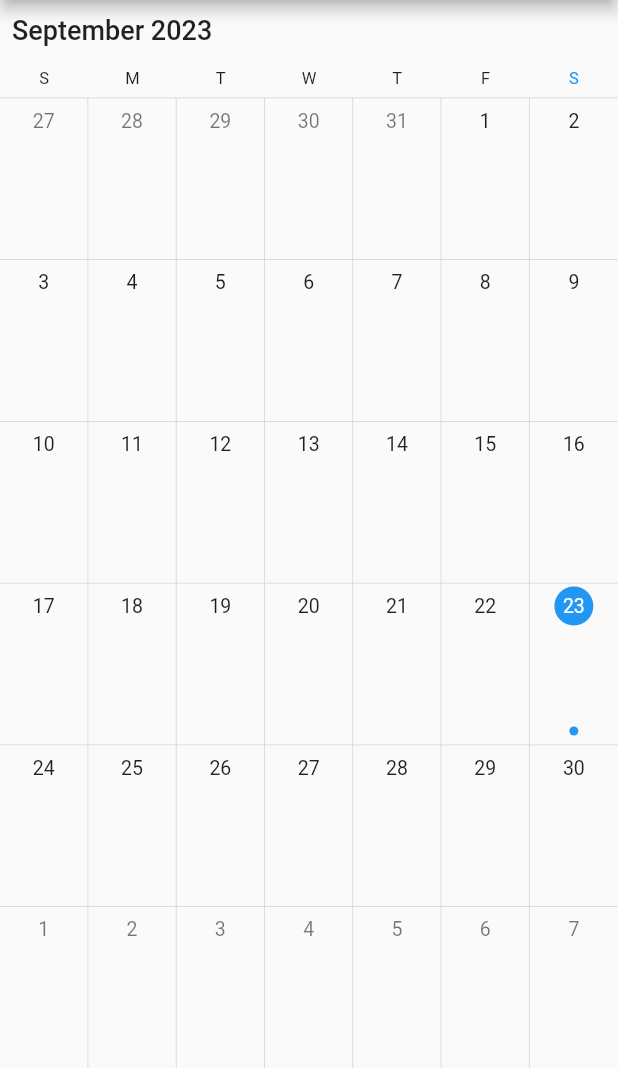
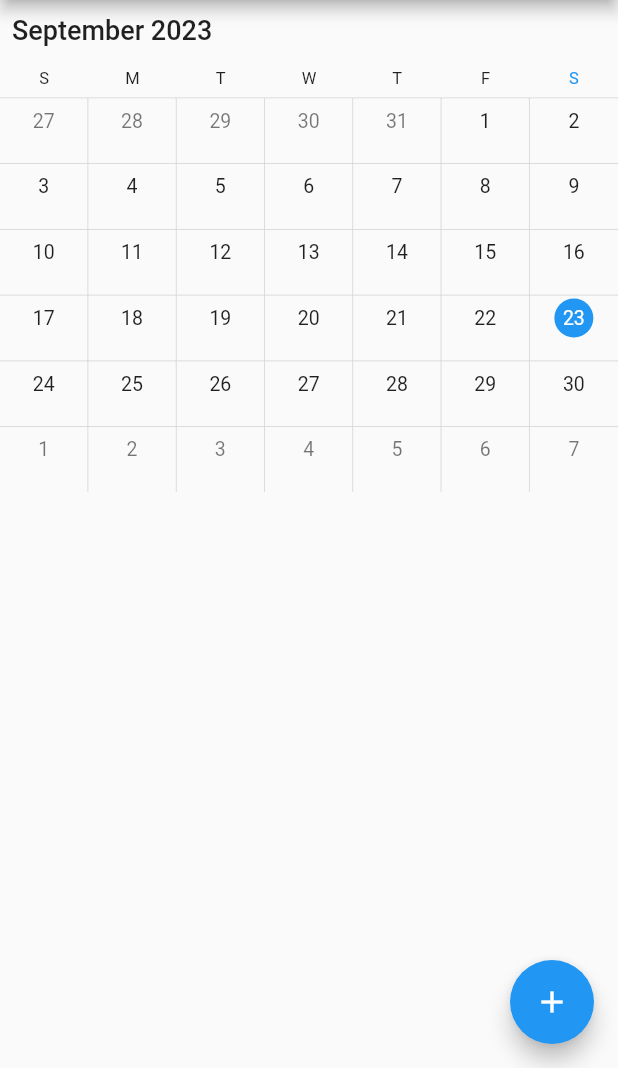
Before and after one commit to JonathanDiz/note_app, a Flutter app: the screen it shows after launch, on a phone screen of 412 x 824 dp, the part 168-1236 px from its top. Run offline on Flutter 3.47's test engine with Material 2 defaults, Android fonts, the phone set to English and light mode, and no system bars; drawn by our look-alikes of syncfusion_flutter_calendar.

Commit message:
Estado agrega notas

```diff
--- a/lib/screens/calendar_screen.dart
+++ b/lib/screens/calendar_screen.dart
@@ -2,18 +2,19 @@ import 'package:flutter/material.dart';
 import 'package:note_app/providers/note_provider.dart';
 import 'package:note_app/models/note_model.dart';
 import 'package:note_app/widgets/calendar_widget.dart';
+import 'package:note_app/widgets/NotesList.dart';
 
 void main() {
   runApp(const MyApp());
 }
 
 class MyApp extends StatelessWidget {
-  const MyApp({super.key});
+  const MyApp({Key? key}) : super(key: key);
 
   @override
   Widget build(BuildContext context) {
     return MaterialApp(
-      title: 'Calendar App',
+      title: 'Note App',
       theme: ThemeData(
         primarySwatch: Colors.blue,
       ),
@@ -30,7 +31,10 @@ class CalendarScreen extends StatefulWidget {
 }
 
 class _CalendarScreenState extends State<CalendarScreen> {
-  late Future<List<Note>> _notesFuture;
+  late Future<List<Note>?> _notesFuture;
+  TextEditingController titleController = TextEditingController(); // Controlador para el título de la nota
+  TextEditingController contentController = TextEditingController(); // Controlador para el contenido de la nota
+  List<Note> savedNotes = []; // Lista para almacenar las notas guardadas
 
   @override
   void initState() {
@@ -38,17 +42,65 @@ class _CalendarScreenState extends State<CalendarScreen> {
     _notesFuture = _fetchNotes();
   }
 
-  Future<List<Note>> _fetchNotes() async {
+  Future<List<Note>?> _fetchNotes() async {
     try {
       return NoteProvider().getNotes();
     } catch (error) {
-      // Manejo de errores: muestra un mensaje emergente (SnackBar) en caso de error.
       ScaffoldMessenger.of(context).showSnackBar(SnackBar(
         content: Text('Error al cargar las notas: $error'),
         duration: const Duration(seconds: 5),
       ));
-      return <Note>[];
+      return null; // Devolver null en caso de error
     }
+  }
+
+  void _saveNote() {
+    // Obtiene el título y el contenido de los controladores
+    final String title = titleController.text;
+    final String content = contentController.text;
+
+    if (title.isNotEmpty && content.isNotEmpty) {
+      // Crea una nueva nota y agrégala a la lista de notas guardadas
+      final note = Note(
+        title: title,
+        date: DateTime.now(),
+        content: content,
+      );
+      setState(() {
+        savedNotes.add(note);
+      });
+
+      // Limpia los controladores
+      titleController.clear();
+      contentController.clear();
+    }
+  }
+
+  Widget _buildBody() {
+    return FutureBuilder<List<Note>?>(
+      future: _notesFuture,
+      builder: (context, snapshot) {
+        if (snapshot.connectionState == ConnectionState.waiting) {
+          return const Center(child: CircularProgressIndicator());
+        } else if (snapshot.hasError || snapshot.data == null || snapshot.data!.isEmpty) {
+          return const Center(
+            child: Text('No se pueden cargar las notas en este momento. Inténtelo de nuevo más tarde.'),
+          );
+        } else {
+          final notes = snapshot.data!;
+          return Column(
+            children: [
+              Expanded(
+                child: CalendarWidget(notes: notes),
+              ),
+              Expanded(
+                child: NotesList(notes: savedNotes), // Usar savedNotes para mostrar las notas guardadas
+              ),
+            ],
+          );
+        }
+      },
+    );
   }
 
   @override
@@ -57,20 +109,49 @@ class _CalendarScreenState extends State<CalendarScreen> {
       appBar: AppBar(
         title: const Text('Notes Calendar'),
       ),
-      body: FutureBuilder<List<Note>>(
-        future: _notesFuture,
-        builder: (context, snapshot) {
-          if (snapshot.connectionState == ConnectionState.waiting) {
-            return const Center(child: CircularProgressIndicator());
-          } else if (snapshot.hasError || !snapshot.hasData || snapshot.data!.isEmpty) {
-            return const Center(
-              child: Text('No se pueden cargar las notas en este momento. Inténtelo de nuevo más tarde.'),
-            );
-          } else {
-            final notes = snapshot.data;
-            return CalendarWidget(notes: notes);
-          }
+      body: _buildBody(),
+      floatingActionButton: FloatingActionButton(
+        onPressed: () {
+          // Muestra un diálogo para agregar una nota
+          showDialog(
+            context: context,
+            builder: (context) {
+              return AlertDialog(
+                title: const Text('Agregar una nota'),
+                content: Column(
+                  mainAxisSize: MainAxisSize.min,
+                  children: <Widget>[
+                    TextField(
+                      controller: titleController,
+                      decoration: const InputDecoration(labelText: 'Título de la nota'),
+                    ),
+                    TextField(
+                      controller: contentController,
+                      decoration: const InputDecoration(labelText: 'Contenido de la nota'),
+                    ),
+                  ],
+                ),
+                actions: <Widget>[
+                  TextButton(
+                    onPressed: () {
+                      Navigator.of(context).pop(); // Cierra el diálogo
+                    },
+                    child: const Text('Cancelar'),
+                  ),
+                  ElevatedButton(
+                    onPressed: () {
+                      // Guardar la nota
+                      _saveNote();
+                      Navigator.of(context).pop(); // Cierra el diálogo
+                    },
+                    child: const Text('Guardar'),
+                  ),
+                ],
+              );
+            },
+          );
         },
+        child: const Icon(Icons.add),
       ),
     );
   }
--- /dev/null
+++ b/lib/widgets/NotesList.dart
@@ -0,0 +1,26 @@
+import 'package:flutter/material.dart';
+import 'package:note_app/models/note_model.dart';
+
+class NotesList extends StatelessWidget {
+  final List<Note> notes;
+
+  const NotesList({Key? key, required this.notes}) : super(key: key);
+
+  @override
+  Widget build(BuildContext context) {
+    return ListView.builder(
+      itemCount: notes.length,
+      itemBuilder: (context, index) {
+        final note = notes[index];
+        return Card(
+          margin: const EdgeInsets.all(8.0),
+          child: ListTile(
+            title: Text(note.title),
+            subtitle: Text(note.title),
+            trailing: Text(note.date.toString()), // Puedes formatear la fecha según tus poreferencias
+          ),
+        );
+      },
+    );
+  }
+}
--- a/lib/widgets/calendar_widget.dart
+++ b/lib/widgets/calendar_widget.dart
@@ -7,7 +7,7 @@ void main() {
 }
 
 class MyApp extends StatelessWidget {
-  const MyApp({super.key});
+  const MyApp({Key? key});
 
   @override
   Widget build(BuildContext context) {
@@ -16,47 +16,59 @@ class MyApp extends StatelessWidget {
       theme: ThemeData(
         primarySwatch: Colors.blue,
       ),
-      home: const CalendarWidget(notes: []),
+      home: const CalendarWidget(),
     );
   }
 }
 
-class CalendarWidget extends StatelessWidget {
+class CalendarWidget extends StatefulWidget {
   final List<Note>? notes;
 
-  const CalendarWidget({Key? key, required this.notes}) : super(key: key);
+  const CalendarWidget({Key? key, this.notes}) : super(key: key);
 
   @override
+  _CalendarWidgetState createState() => _CalendarWidgetState();
+}
+
+class _CalendarWidgetState extends State<CalendarWidget> {
+  @override
   Widget build(BuildContext context) {
-    final List<Appointment> appointments = _getAppointments();
-
     return Scaffold(
       appBar: AppBar(
         title: const Text('Syncfusion Calendar'),
       ),
       body: SfCalendar(
         view: CalendarView.month,
-        dataSource: MyCalendarDataSource(appointments),
+        onTap: (CalendarTapDetails details) {
+          if (details.targetElement == CalendarElement.calendarCell) {
+            // Muestra la ventana modal para agregar una nota
+            showDialog(
+              context: context,
+              builder: (context) {
+                return AlertDialog(
+                  title: const Text('Agregar una nota'),
+                  content: Column(
+                    mainAxisSize: MainAxisSize.min,
+                    children: <Widget>[
+                      Text('Fecha seleccionada: ${details.date}'),
+                      const TextField(
+                        decoration: InputDecoration(labelText: 'Contenido de la nota'),
+                      ),
+                      ElevatedButton(
+                        onPressed: () {
+                          // Agrega aquí la lógica para guardar la nota
+                          Navigator.of(context).pop(); // Cierra la ventana modal
+                        },
+                        child: const Text('Guardar Nota'),
+                      ),
+                    ],
+                  ),
+                );
+              },
+            );
+          }
+        },
       ),
     );
   }
-
-  List<Appointment> _getAppointments() {
-    // Aquí puedes crear y retornar tus eventos de calendario
-    return [
-      Appointment(
-        startTime: DateTime.now(),
-        endTime: DateTime.now().add(const Duration(hours: 2)),
-        subject: 'Reunión importante',
-        color: Colors.blue,
-      ),
-      // Agrega más eventos aquí...
-    ];
-  }
 }
-
-class MyCalendarDataSource extends CalendarDataSource {
-  MyCalendarDataSource(List<Appointment> source) {
-    appointments = source;
-  }
-}
```
